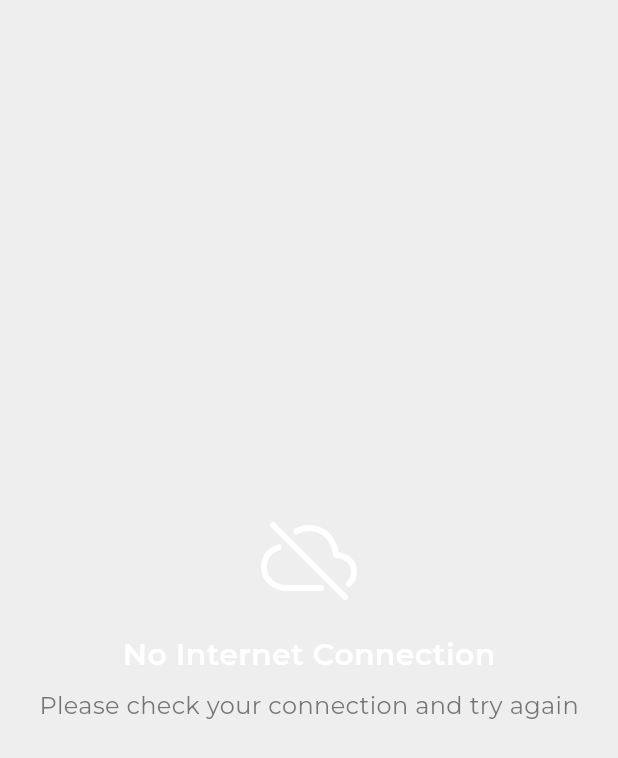
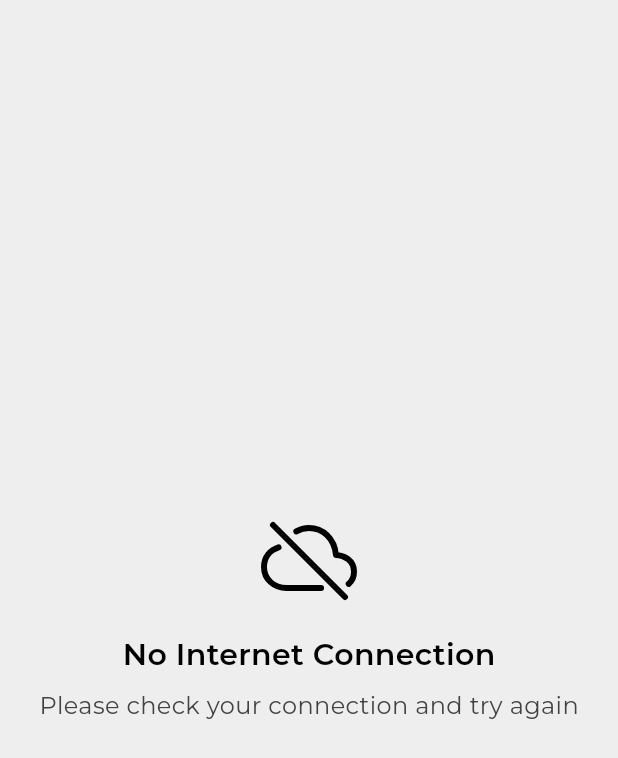
Before and after one commit to ambotwist/LooK, a Flutter app: the NoConnectionScreen widget shown alone on an empty page, opened directly, on a phone screen of 412 x 824 dp. Shown: the top 758 px of the screen. Run offline on Flutter 3.47's test engine with Material 3 defaults, Android fonts, the phone set to English and light mode, and no system bars; our stand-ins replace flutter_riverpod, google_sign_in, internet_connection_checker_plus, intl_phone_field, ionicons, numberpicker and 1 more; accounts and stored records are empty.

```diff
--- a/lib/widgets/layout/no_connection_screen.dart
+++ b/lib/widgets/layout/no_connection_screen.dart
@@ -13,7 +13,7 @@ class NoConnectionScreen extends StatelessWidget {
           Icon(
             Ionicons.cloud_offline_outline,
             size: 64,
-            color: Theme.of(context).colorScheme.primary,
+            color: Theme.of(context).colorScheme.onPrimary,
           ),
           const SizedBox(height: 16),
           Text(
@@ -21,7 +21,7 @@ class NoConnectionScreen extends StatelessWidget {
             style: TextStyle(
               fontSize: 20,
               fontWeight: FontWeight.w600,
-              color: Theme.of(context).colorScheme.primary,
+              color: Theme.of(context).colorScheme.onPrimary,
             ),
           ),
           const SizedBox(height: 8),
@@ -29,7 +29,7 @@ class NoConnectionScreen extends StatelessWidget {
             'Please check your connection and try again',
             style: TextStyle(
               fontSize: 16,
-              color: Theme.of(context).colorScheme.onSurface.withOpacity(0.7),
+              color: Theme.of(context).colorScheme.onSurface,
             ),
           ),
         ],
```
Also changed, not shown: lib/main/pages/wishlist/wishlist_page.dart (+8 -0 lines).
